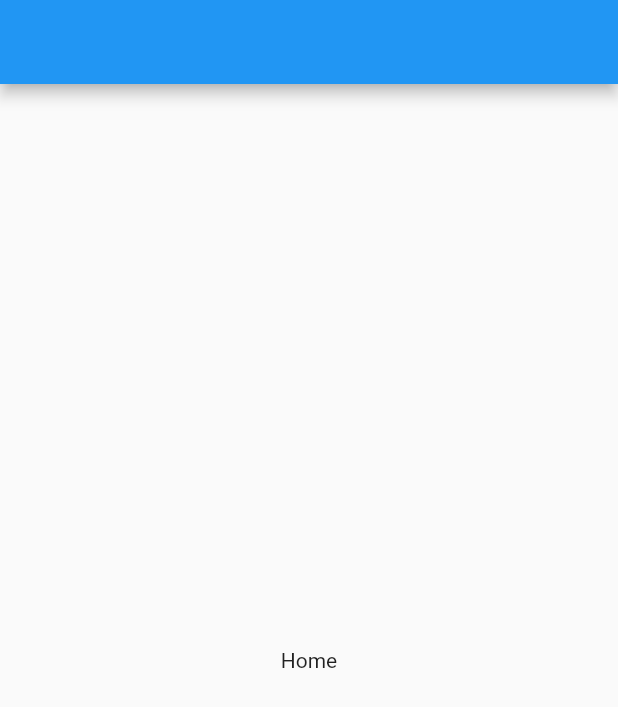
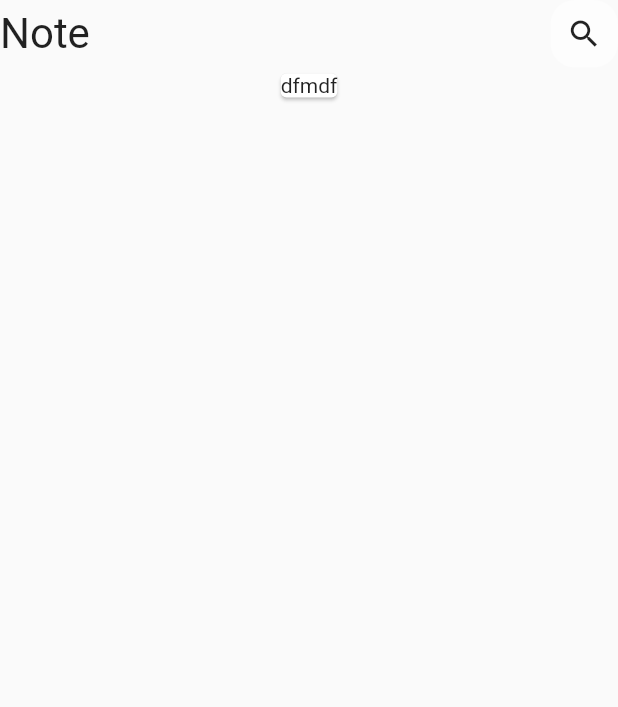
Before and after one commit to gamalahmed3265/Notes-App-flutter, a Flutter app: the screen it shows after launch, on a phone screen of 412 x 824 dp. Shown: the top 707 px of the screen. Run offline on Flutter 3.47's test engine with Material 2 defaults, Android fonts, the phone set to English and light mode, and no system bars.

Commit message:
end the appbar

```diff
--- a/lib/home_page.dart
+++ /dev/null
@@ -1,13 +0,0 @@
-import 'package:flutter/material.dart';
-
-class HomePage extends StatelessWidget {
-  const HomePage({Key? key}) : super(key: key);
-
-  @override
-  Widget build(BuildContext context) {
-    return Scaffold(
-      appBar: AppBar(),
-      body: const Center(child: Text("Home")),
-    );
-  }
-}
--- a/lib/main.dart
+++ b/lib/main.dart
@@ -1,6 +1,7 @@
 import 'package:flutter/material.dart';
-
-import 'home_page.dart';
+import 'package:note_app/views/note_view.dart';
+import 'package:note_app/views/resource/string_manager.dart';
+import 'package:note_app/views/resource/theme_manager.dart';
 
 void main() {
   runApp(const MyApp());
@@ -13,11 +14,12 @@ class MyApp extends StatelessWidget {
   @override
   Widget build(BuildContext context) {
     return MaterialApp(
-      title: 'Flutter Demo',
-      theme: ThemeData(
-        primarySwatch: Colors.blue,
-      ),
-      home: const HomePage(),
+      title: StringManager.note,
+      themeMode: ThemeMode.dark,
+      theme: ThemeManager.lightManager,
+      darkTheme: ThemeManager.darkManager,
+      home: const NoteView(),
+      debugShowCheckedModeBanner: false,
     );
   }
 }
--- /dev/null
+++ b/lib/views/note_view.dart
@@ -0,0 +1,11 @@
+import 'package:flutter/material.dart';
+import 'package:note_app/views/widget/custom_view_body.dart';
+
+class NoteView extends StatelessWidget {
+  const NoteView({Key? key}) : super(key: key);
+
+  @override
+  Widget build(BuildContext context) {
+    return const Scaffold(body: CustomViewBody());
+  }
+}
--- /dev/null
+++ b/lib/views/resource/app_size.dart
@@ -0,0 +1,8 @@
+class AppSize {
+  static const double s0_5 = 0.5;
+  static const double s8 = 8.0;
+  static const double s10 = 10.0;
+  static const double s16 = 16.0;
+  static const double s28 = 28.0;
+  static const double s45 = 45.0;
+}
--- /dev/null
+++ b/lib/views/resource/color_manager.dart
@@ -0,0 +1,7 @@
+import 'package:flutter/material.dart';
+import 'package:note_app/views/resource/app_size.dart';
+
+class ColorManager {
+  static const white = Colors.white;
+  static Color whitOpacity = white.withOpacity(AppSize.s0_5);
+}
--- /dev/null
+++ b/lib/views/resource/icons_manager.dart
@@ -0,0 +1,5 @@
+import 'package:flutter/material.dart';
+
+class IconsManager {
+  static const Icon search = Icon(Icons.search);
+}
--- /dev/null
+++ b/lib/views/resource/string_manager.dart
@@ -0,0 +1,4 @@
+class StringManager {
+  static const String appName = "Note App";
+  static const String note = "Note";
+}
--- /dev/null
+++ b/lib/views/resource/theme_manager.dart
@@ -0,0 +1,10 @@
+import 'package:flutter/material.dart';
+
+class ThemeManager {
+  static ThemeData lightManager = ThemeData(
+    primarySwatch: Colors.blue,
+  );
+  static ThemeData darkManager = ThemeData(
+    primarySwatch: Colors.blue,
+  );
+}
--- /dev/null
+++ b/lib/views/widget/custom_app_bar.dart
@@ -0,0 +1,22 @@
+import 'package:flutter/material.dart';
+import 'package:note_app/views/resource/app_size.dart';
+import 'package:note_app/views/resource/string_manager.dart';
+import 'package:note_app/views/widget/custom_icons.dart';
+
+class CustomAppBar extends StatelessWidget {
+  const CustomAppBar({Key? key}) : super(key: key);
+
+  @override
+  Widget build(BuildContext context) {
+    return Row(
+      children: const [
+        Text(
+          StringManager.note,
+          style: TextStyle(fontSize: AppSize.s28),
+        ),
+        Spacer(),
+        CustomSearchIcon()
+      ],
+    );
+  }
+}
--- /dev/null
+++ b/lib/views/widget/custom_icons.dart
@@ -0,0 +1,20 @@
+import 'package:flutter/material.dart';
+import 'package:note_app/views/resource/app_size.dart';
+import 'package:note_app/views/resource/icons_manager.dart';
+
+import '../resource/color_manager.dart';
+
+class CustomSearchIcon extends StatelessWidget {
+  const CustomSearchIcon({Key? key}) : super(key: key);
+  @override
+  Widget build(BuildContext context) {
+    return Container(
+      height: AppSize.s45,
+      width: AppSize.s45,
+      decoration: BoxDecoration(
+          color: ColorManager.whitOpacity,
+          borderRadius: BorderRadius.circular(AppSize.s16)),
+      child: IconsManager.search,
+    );
+  }
+}
--- /dev/null
+++ b/lib/views/widget/custom_view_body.dart
@@ -0,0 +1,24 @@
+import 'package:flutter/material.dart';
+import 'package:note_app/views/widget/custom_app_bar.dart';
+
+class CustomViewBody extends StatelessWidget {
+  const CustomViewBody({Key? key}) : super(key: key);
+
+  @override
+  Widget build(BuildContext context) {
+    return Column(
+      children: const [CustomAppBar(), CardNote()],
+    );
+  }
+}
+
+class CardNote extends StatelessWidget {
+  const CardNote({Key? key}) : super(key: key);
+
+  @override
+  Widget build(BuildContext context) {
+    return Card(
+      child: Text("dfmdf"),
+    );
+  }
+}
```
